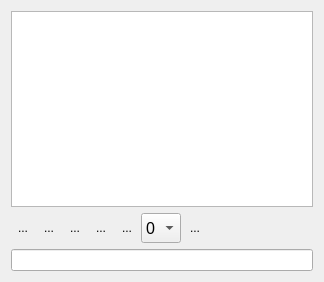
Qt form Modules/SegmentationUI/Qmitk/QmitkLabelSetWidgetControls.ui (MITK/MITK) before a commit.
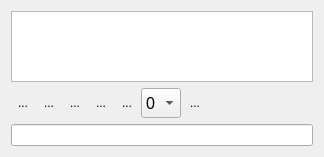
The same form after that commit. Icons and pictures are not drawn. Custom widgets are drawn as their Qt base class.

Commit message:
tried to fix layout issues
Some are still not responding. Specially QmitkLabelSetTableWidget

Diff of the .ui file:
```diff
--- a/Modules/SegmentationUI/Qmitk/QmitkLabelSetWidgetControls.ui
+++ b/Modules/SegmentationUI/Qmitk/QmitkLabelSetWidgetControls.ui
@@ -7,11 +7,11 @@
     <x>0</x>
     <y>0</y>
     <width>324</width>
-    <height>282</height>
+    <height>157</height>
    </rect>
   </property>
   <property name="sizePolicy">
-   <sizepolicy hsizetype="Minimum" vsizetype="Preferred">
+   <sizepolicy hsizetype="Minimum" vsizetype="Maximum">
     <horstretch>0</horstretch>
     <verstretch>0</verstretch>
    </sizepolicy>
@@ -23,7 +23,7 @@
    <item>
     <widget class="QmitkLabelSetTableWidget" name="m_LabelSetTableWidget">
      <property name="sizePolicy">
-      <sizepolicy hsizetype="Preferred" vsizetype="Expanding">
+      <sizepolicy hsizetype="Preferred" vsizetype="Maximum">
        <horstretch>0</horstretch>
        <verstretch>0</verstretch>
       </sizepolicy>
@@ -165,6 +165,12 @@
      </item>
      <item>
       <widget class="QComboBox" name="m_cbActiveLayer">
+       <property name="sizePolicy">
+        <sizepolicy hsizetype="MinimumExpanding" vsizetype="Fixed">
+         <horstretch>0</horstretch>
+         <verstretch>0</verstretch>
+        </sizepolicy>
+       </property>
        <property name="minimumSize">
         <size>
          <width>40</width>
```
The commit also changes 4 other files.
